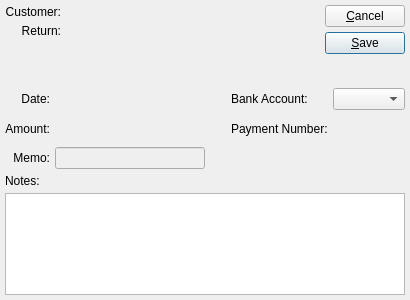
Old version of the form guiclient/returnAuthCheck.ui in the repository Pegasus-RPG/xtuple-client.
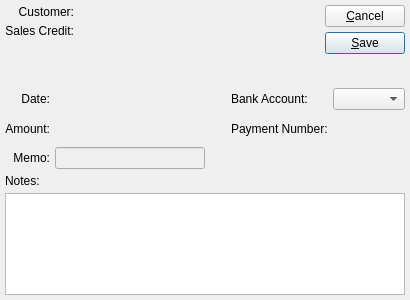
New version of the form. Custom widgets are drawn as their Qt base class.

Commit message: Issue #26802: Rename Credit Memo/Return to Sales Credit consistently

What changed in the file:
```diff
--- a/guiclient/returnAuthCheck.ui
+++ b/guiclient/returnAuthCheck.ui
@@ -97,7 +97,7 @@
    <item row="1" column="0">
     <widget class="QLabel" name="_creditmemoLit">
      <property name="text">
-      <string>Return:</string>
+      <string>Sales Credit:</string>
      </property>
      <property name="alignment">
       <set>Qt::AlignRight|Qt::AlignTrailing|Qt::AlignVCenter</set>
```
The commit also changes 30 other files.
